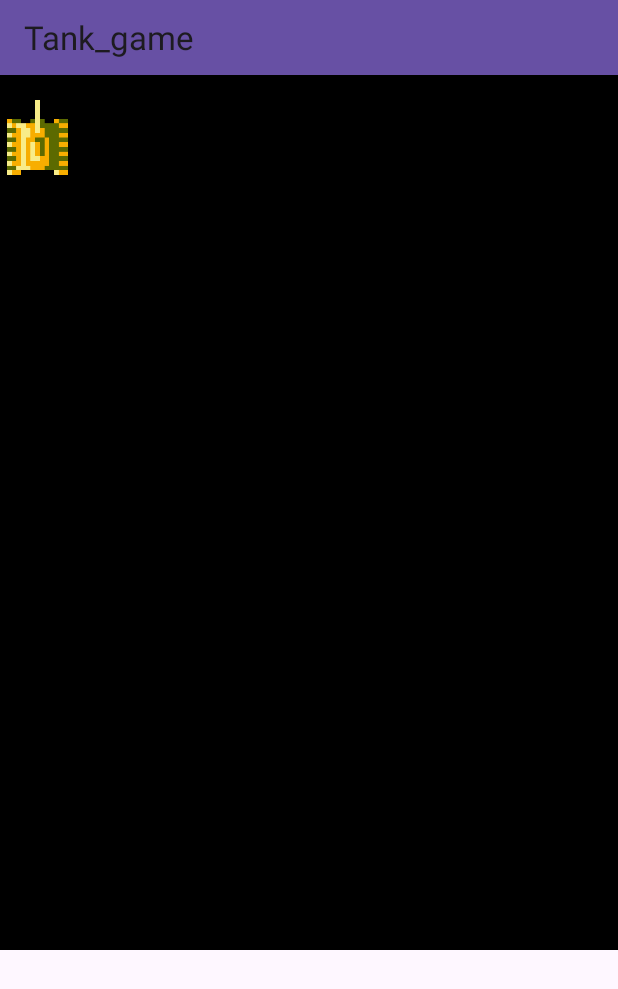
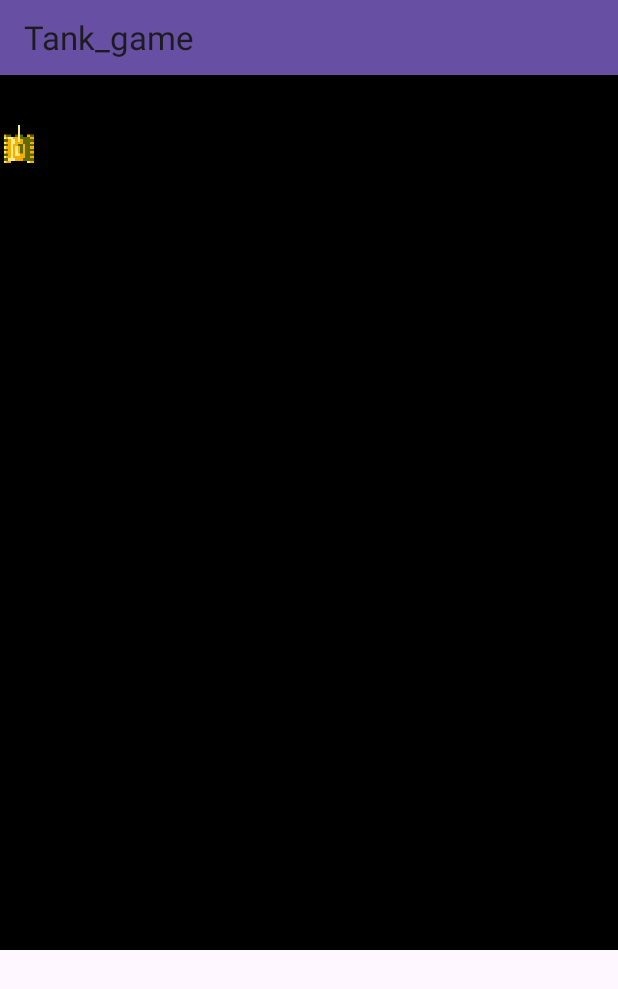
Before and after one commit to onisinoby/Kotlin_Project_Game, an Android app: the screen it shows after launch (MainActivity), on a phone screen of 412 x 824 dp. Shown: the top 989 px of the screen. Run offline under Robolectric (Android 15) with nearby library versions, the phone set to English and light mode, and no system bars.

Commit message:
fourth commit

```diff
--- a/app/src/main/java/com/example/tank_game/MainActivity.kt
+++ b/app/src/main/java/com/example/tank_game/MainActivity.kt
@@ -11,9 +11,9 @@ import android.view.MenuItem
 import android.widget.ImageView
 import androidx.appcompat.app.AppCompatActivity
 
-const val CELL_SIZE = 50
-const val VERTICAL_CELL_AMOUNT = 45
-const val HORIZONTAL_CELL_AMOUNT = 19
+const val CELL_SIZE = 25
+const val VERTICAL_CELL_AMOUNT = 89
+const val HORIZONTAL_CELL_AMOUNT = 38
 const val VERTICAL_MAX_SIZE = CELL_SIZE * VERTICAL_CELL_AMOUNT
 const val HORIZONTAL_MAX_SIZE = CELL_SIZE * HORIZONTAL_CELL_AMOUNT
 
@@ -35,7 +35,7 @@ class MainActivity : AppCompatActivity() {
 
         val mctank: ImageView = findViewById(R.id.myTank)
         val layoutParams = mctank.layoutParams as FrameLayout.LayoutParams
-        (mctank.layoutParams as FrameLayout.LayoutParams).topMargin += 100
+        (mctank.layoutParams as FrameLayout.LayoutParams).topMargin += 125
     }
 
     override fun onCreateOptionsMenu(menu: Menu): Boolean {
@@ -70,7 +70,7 @@ class MainActivity : AppCompatActivity() {
         when (direction) {
             Direction.UP -> {
                 mctank.rotation = 0f
-                if (layoutParams.topMargin > 0) {
+                if (layoutParams.topMargin > 125) {
                     (mctank.layoutParams as FrameLayout.LayoutParams).topMargin += -CELL_SIZE
                 }
             }
--- a/app/src/main/res/layout/activity_main.xml
+++ b/app/src/main/res/layout/activity_main.xml
@@ -7,8 +7,8 @@
 
     <ImageView
         android:id="@+id/myTank"
-        android:layout_width="50dp"
-        android:layout_height="50dp"
+        android:layout_width="25dp"
+        android:layout_height="25dp"
         android:src="@drawable/mctank" />
 
     <!-- Добавление Toolbar для отображения меню -->
@@ -16,6 +16,7 @@
         android:id="@+id/toolbar"
         android:layout_width="match_parent"
         android:layout_height="50dp"
-        android:background="?attr/colorPrimary" />
+        android:background="?attr/colorPrimary"
+        android:elevation="4dp"/>
 
 </FrameLayout>
--- a/app/src/main/res/menu/settings.xml
+++ b/app/src/main/res/menu/settings.xml
@@ -4,6 +4,6 @@
     <item
         android:id="@+id/menu_settings"
         android:icon="@drawable/ic_edit"
-        android:title=""
+        android:title=" "
         app:showAsAction="ifRoom" />
 </menu>
--- a/app/src/main/res/values/colors.xml
+++ b/app/src/main/res/values/colors.xml
@@ -2,4 +2,5 @@
 <resources>
     <color name="black">#FF000000</color>
     <color name="white">#FFFFFFFF</color>
+    <color name="grey">#808080</color>
 </resources>
```
Also changed, not shown: app/src/main/java/com/example/tank_game/GridDrawer.kt (+5 -3 lines).
